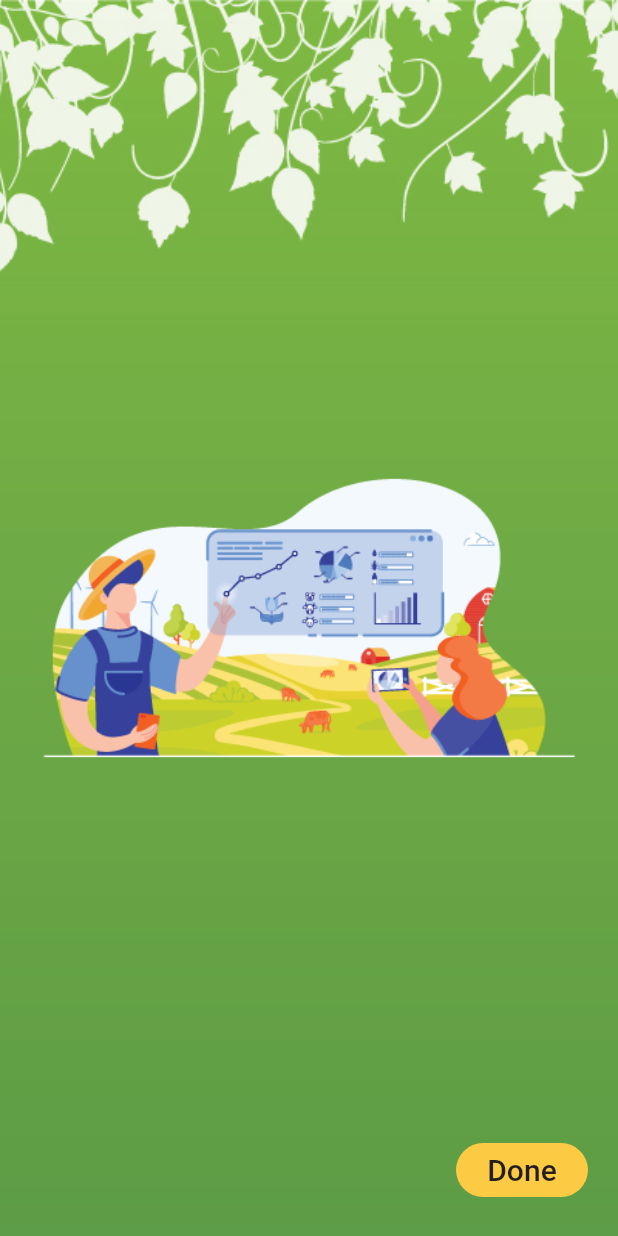
After one commit to dhruvashastri12/fluter_verify_mobile_number, a Flutter app: the IntroPageview screen opened directly, swiped to page 4, on a phone screen of 412 x 824 dp. The commit adds this screen. Run offline on Flutter 3.47's test engine with Material 2 defaults, Android fonts, the phone set to English and light mode, and no system bars.

```diff
--- /dev/null
+++ b/lib/Screens/intro_pageview.dart
@@ -0,0 +1,118 @@
+import 'package:flutter/material.dart';
+
+class IntroPageview extends StatelessWidget {
+  @override
+  Widget build(BuildContext context) {
+    return Scaffold(
+        backgroundColor: Color(0XFF75AE43),
+        body: Container(
+          child: PageViewItems(),
+          decoration: BoxDecoration(
+            image: DecorationImage(
+              image: AssetImage("assets/images/green_BG.jpg"),
+              fit: BoxFit.cover,
+            ),
+          ),
+        ));
+  }
+}
+
+class PageViewItems extends StatefulWidget {
+  @override
+  _PageViewItemsState createState() => _PageViewItemsState();
+}
+
+class _PageViewItemsState extends State<PageViewItems> {
+  PageController _controller = PageController(
+    initialPage: 0,
+  );
+
+  @override
+  void dispose() {
+    _controller.dispose();
+    super.dispose();
+  }
+
+  @override
+  Widget build(BuildContext context) {
+    return PageView(
+      controller: _controller,
+      children: <Widget>[Page1Item(), Page2Item(), Page3Item(), Page4Item()],
+    );
+  }
+}
+
+class Page1Item extends StatelessWidget {
+  @override
+  Widget build(BuildContext context) {
+    return Container(
+      child:
+          Center(
+            child: Image(image: AssetImage('assets/images/intro_1.png'))
+          ),
+    );
+  }
+}
+
+class Page2Item extends StatelessWidget {
+  @override
+  Widget build(BuildContext context) {
+    return Container(
+      child:
+          Center(child: Image(image: AssetImage('assets/images/intro_2.png'))),
+    );
+  }
+}
+
+class Page3Item extends StatelessWidget {
+  @override
+  Widget build(BuildContext context) {
+    return Container(
+      child:
+          Center(child: Image(image: AssetImage('assets/images/intro_3.png'))),
+    );
+  }
+}
+
+class Page4Item extends StatelessWidget {
+  @override
+  Widget build(BuildContext context) {
+    return Container(
+      decoration: BoxDecoration(
+        image: DecorationImage(
+          image: AssetImage("assets/images/intro_4.png"),
+          // fit: BoxFit.cover,
+        ),
+      ),
+      child: Container(child: PageviewButton('Done')),
+    );
+  }
+}
+
+class PageviewButton extends StatelessWidget {
+  final String btnText;
+
+  PageviewButton(this.btnText);
+
+  @override
+  Widget build(BuildContext context) {
+    return Padding(
+      padding: const EdgeInsets.all(20.0),
+      child: Align(
+          alignment: Alignment.bottomRight,
+          child: FlatButton(
+            color: Color(0XFFFDCA44),
+            shape: RoundedRectangleBorder(
+              borderRadius: BorderRadius.circular(30.0),
+            ),
+            child: Text(
+              btnText,
+              style: TextStyle(color: Color(0XFF231F20), fontSize: 20.0),
+            ),
+            onPressed: () {
+              debugPrint('done clicked');
+            },
+          )),
+    );
+  }
+}
--- a/pubspec.yaml
+++ b/pubspec.yaml
@@ -45,9 +45,9 @@ flutter:
   uses-material-design: true
 
   # To add assets to your application, add an assets section, like this:
-  # assets:
-  #   - images/a_dot_burr.jpeg
-  #   - images/a_dot_ham.jpeg
+  assets:
+    - assets/images/
+    # - images/a_dot_ham.jpeg
 
   # An image asset can refer to one or more resolution-specific "variants", see
   # https://flutter.dev/assets-and-images/#resolution-aware.
```
Also changed, not shown: lib/Screens/verify_otp.dart (added, +341 -0 lines), lib/main.dart (+23 -1 lines), assets/images/green_BG.jpg (added), assets/images/intro_1.png (added), assets/images/intro_2.png (added), assets/images/intro_3.png (added), assets/images/intro_4.png (added).
